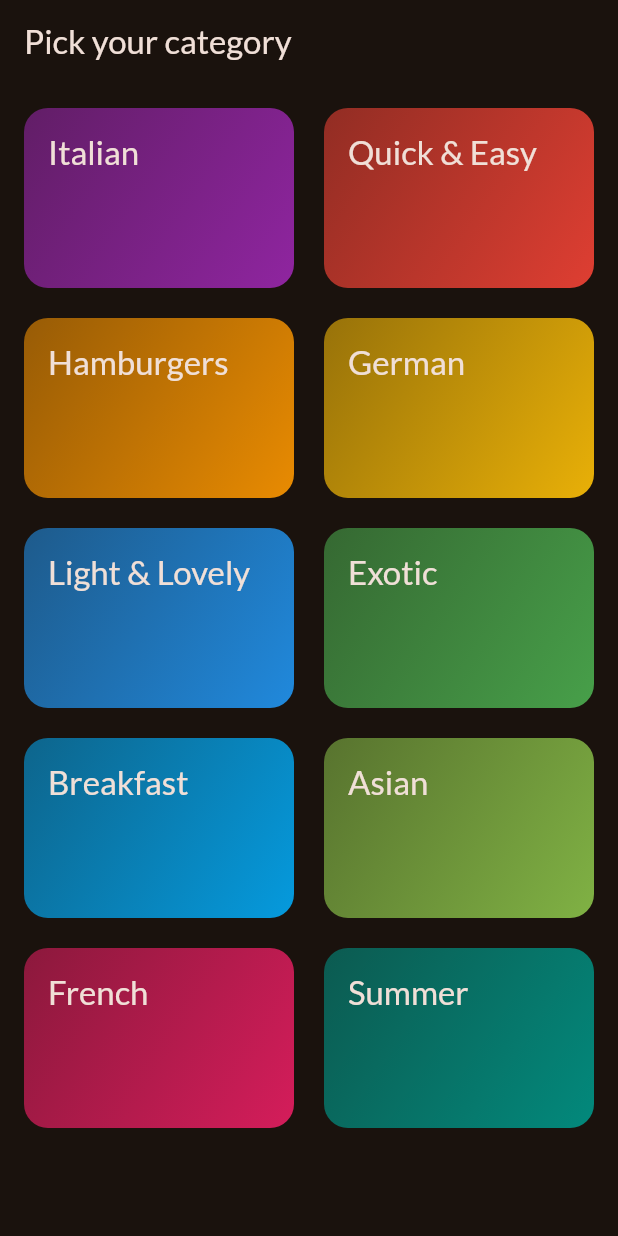
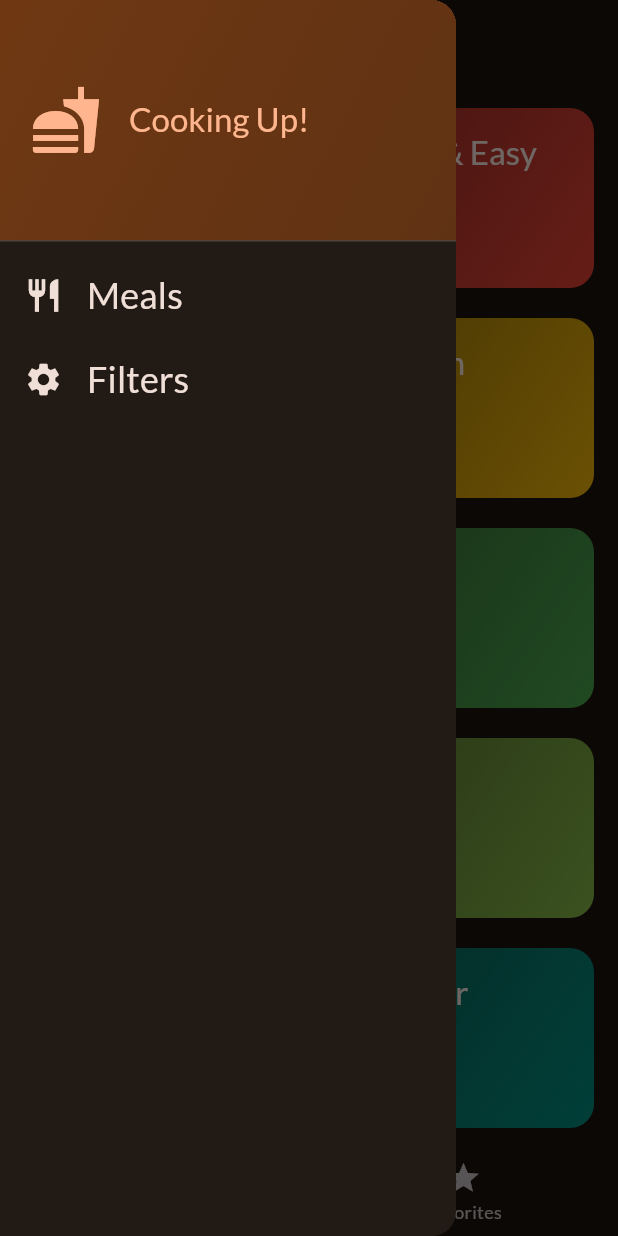
Before and after one commit to holy-script/meals, a Flutter app: the screen it shows after launch, with the side drawer open (before the commit the screen has no drawer), on a phone screen of 412 x 824 dp. Run offline on Flutter 3.47's test engine with Material 3 defaults, Android fonts, the phone set to English and light mode, and no system bars; our stand-ins replace google_fonts, transparent_image.

Commit message:
added tabs screen with sidebar, filters screen, and data sharing when navigating between pages, improved content filtering for pages, and favorite functionality, stylized screens and widgets

```diff
--- a/lib/main.dart
+++ b/lib/main.dart
@@ -1,7 +1,7 @@
 import 'package:flutter/material.dart';
 
 import 'package:google_fonts/google_fonts.dart';
-import 'package:meals/screens/categories.dart';
+import 'package:meals/screens/tabs.dart';
 
 final theme = ThemeData(
   useMaterial3: true,
@@ -21,6 +21,6 @@ class App extends StatelessWidget {
 
   @override
   Widget build(BuildContext context) {
-    return MaterialApp(theme: theme, home: CategoriesScreen());
+    return MaterialApp(theme: theme, home: TabsScreen());
   }
 }
--- a/lib/screens/categories.dart
+++ b/lib/screens/categories.dart
@@ -1,31 +1,41 @@
 import 'package:flutter/material.dart';
 import 'package:meals/data/dummy_data.dart';
 import 'package:meals/models/category.dart';
+import 'package:meals/models/meal.dart';
 import 'package:meals/screens/meals.dart';
 import 'package:meals/widgets/category_grid_item.dart';
 
 class CategoriesScreen extends StatelessWidget {
-  const CategoriesScreen({super.key});
+  const CategoriesScreen({
+    super.key,
+    required this.onToggleFavorite,
+    required this.availableMeals,
+  });
+
+  final void Function(Meal) onToggleFavorite;
+  final List<Meal> availableMeals;
 
   void _selectCategory(BuildContext context, Category category) {
     final filteredMeals =
-        dummyMeals
+        availableMeals
             .where((meal) => meal.categories.contains(category.id))
             .toList();
 
     Navigator.of(context).push(
       MaterialPageRoute(
         builder:
-            (ctx) => MealsScreen(title: category.title, meals: filteredMeals),
+            (ctx) => MealsScreen(
+              title: category.title,
+              meals: filteredMeals,
+              onToggleFavorite: onToggleFavorite,
+            ),
       ),
     );
   }
 
   @override
   Widget build(BuildContext context) {
-    return Scaffold(
-      appBar: AppBar(title: Text('Pick your category')),
-      body: GridView(
+    return GridView(
       padding: EdgeInsets.all(16),
       gridDelegate: SliverGridDelegateWithFixedCrossAxisCount(
         crossAxisCount: 2,
@@ -42,7 +52,6 @@ class CategoriesScreen extends StatelessWidget {
             },
           ),
       ],
-      ),
     );
   }
 }
--- /dev/null
+++ b/lib/screens/tabs.dart
@@ -0,0 +1,121 @@
+import 'package:flutter/material.dart';
+import 'package:meals/data/dummy_data.dart';
+import 'package:meals/models/meal.dart';
+import 'package:meals/screens/categories.dart';
+import 'package:meals/screens/filters.dart';
+import 'package:meals/screens/meals.dart';
+import 'package:meals/widgets/main_drawer.dart';
+
+const kInitialFilters = {
+  Filter.vegan: false,
+  Filter.vegetarian: false,
+  Filter.glutenFree: false,
+  Filter.lactoseFree: false,
+};
+
+class TabsScreen extends StatefulWidget {
+  const TabsScreen({super.key});
+
+  @override
+  State<TabsScreen> createState() => _TabsScreenState();
+}
+
+class _TabsScreenState extends State<TabsScreen> {
+  int selectedPageIndex = 0;
+  final List<Meal> _favoriteMeals = [];
+  Map<Filter, bool> _selectedFilters = kInitialFilters;
+
+  void _showInfoMessage(String message) {
+    ScaffoldMessenger.of(context).clearSnackBars();
+    ScaffoldMessenger.of(
+      context,
+    ).showSnackBar(SnackBar(content: Text(message)));
+  }
+
+  void _toggleMealFavoriteStatus(Meal meal) {
+    final isExisting = _favoriteMeals.contains(meal);
+
+    if (isExisting) {
+      setState(() {
+        _favoriteMeals.remove(meal);
+      });
+      _showInfoMessage('Meal is no longer a favorite.');
+    } else {
+      setState(() {
+        _favoriteMeals.add(meal);
+      });
+      _showInfoMessage('Marked as a favorite!');
+    }
+  }
+
+  void _selectPage(int index) {
+    setState(() {
+      selectedPageIndex = index;
+    });
+  }
+
+  void _setScreen(String identifier) async {
+    Navigator.of(context).pop();
+    if (identifier == 'filters') {
+      final result = await Navigator.of(context).push<Map<Filter, bool>>(
+        MaterialPageRoute(
+          builder: (ctx) => FiltersScreen(currentFilters: _selectedFilters),
+        ),
+      );
+      setState(() {
+        _selectedFilters = result ?? kInitialFilters;
+      });
+    }
+  }
+
+  @override
+  Widget build(BuildContext context) {
+    final availableMeals =
+        dummyMeals.where((meal) {
+          if (_selectedFilters[Filter.glutenFree]! && !meal.isGlutenFree) {
+            return false;
+          }
+          if (_selectedFilters[Filter.lactoseFree]! && !meal.isLactoseFree) {
+            return false;
+          }
+          if (_selectedFilters[Filter.vegetarian]! && !meal.isVegetarian) {
+            return false;
+          }
+          if (_selectedFilters[Filter.vegan]! && !meal.isVegan) {
+            return false;
+          }
+          return true;
+        }).toList();
+
+    Widget activePage = CategoriesScreen(
+      availableMeals: availableMeals,
+      onToggleFavorite: _toggleMealFavoriteStatus,
+    );
+    var activePageTitle = 'Categories';
+
+    if (selectedPageIndex == 1) {
+      activePage = MealsScreen(
+        meals: _favoriteMeals,
+        onToggleFavorite: _toggleMealFavoriteStatus,
+      );
+      activePageTitle = 'Your Favorites';
+    }
+
+    return Scaffold(
+      appBar: AppBar(title: Text(activePageTitle)),
+      drawer: MainDrawer(onSelectScreen: _setScreen),
+      body: activePage,
+      bottomNavigationBar: BottomNavigationBar(
+        onTap: _selectPage,
+        currentIndex: selectedPageIndex,
+        items: [
+          BottomNavigationBarItem(
+            icon: Icon(Icons.set_meal),
+            label: 'Categories',
+          ),
+          BottomNavigationBarItem(icon: Icon(Icons.star), label: 'Favorites'),
+        ],
+      ),
+    );
+  }
+}
--- /dev/null
+++ b/lib/widgets/main_drawer.dart
@@ -0,0 +1,82 @@
+import 'package:flutter/material.dart';
+
+class MainDrawer extends StatelessWidget {
+  const MainDrawer({super.key, required this.onSelectScreen});
+
+  final void Function(String identifier) onSelectScreen;
+
+  @override
+  Widget build(BuildContext context) {
+    return Drawer(
+      child: Column(
+        children: [
+          DrawerHeader(
+            padding: EdgeInsets.all(20),
+            decoration: BoxDecoration(
+              gradient: LinearGradient(
+                colors: [
+                  Theme.of(context).colorScheme.primaryContainer,
+                  Theme.of(
+                    context,
+                  ).colorScheme.primaryContainer.withValues(alpha: 0.8),
+                ],
+                begin: Alignment.topLeft,
+                end: Alignment.bottomRight,
+              ),
+            ),
+            child: Row(
+              children: [
+                Icon(
+                  Icons.fastfood,
+                  size: 48,
+                  color: Theme.of(context).colorScheme.primary,
+                ),
+                SizedBox(width: 18),
+                Text(
+                  'Cooking Up!',
+                  style: Theme.of(context).textTheme.titleLarge!.copyWith(
+                    color: Theme.of(context).colorScheme.primary,
+                  ),
+                ),
+              ],
+            ),
+          ),
+          ListTile(
+            leading: Icon(
+              Icons.restaurant,
+              size: 26,
+              color: Theme.of(context).colorScheme.onSurface,
+            ),
+            title: Text(
+              'Meals',
+              style: Theme.of(context).textTheme.titleSmall!.copyWith(
+                color: Theme.of(context).colorScheme.onSurface,
+                fontSize: 24,
+              ),
+            ),
+            onTap: () {
+              onSelectScreen('meals');
+            },
+          ),
+          ListTile(
+            leading: Icon(
+              Icons.settings,
+              size: 26,
+              color: Theme.of(context).colorScheme.onSurface,
+            ),
+            title: Text(
+              'Filters',
+              style: Theme.of(context).textTheme.titleSmall!.copyWith(
+                color: Theme.of(context).colorScheme.onSurface,
+                fontSize: 24,
+              ),
+            ),
+            onTap: () {
+              onSelectScreen('filters');
+            },
+          ),
+        ],
+      ),
+    );
+  }
+}
```
Also changed, not shown: lib/screens/filters.dart (added, +153 -0 lines), lib/screens/meal_details.dart (+17 -2 lines), lib/screens/meals.dart (+22 -6 lines). Lines whose indentation alone changed are shown as unchanged.
